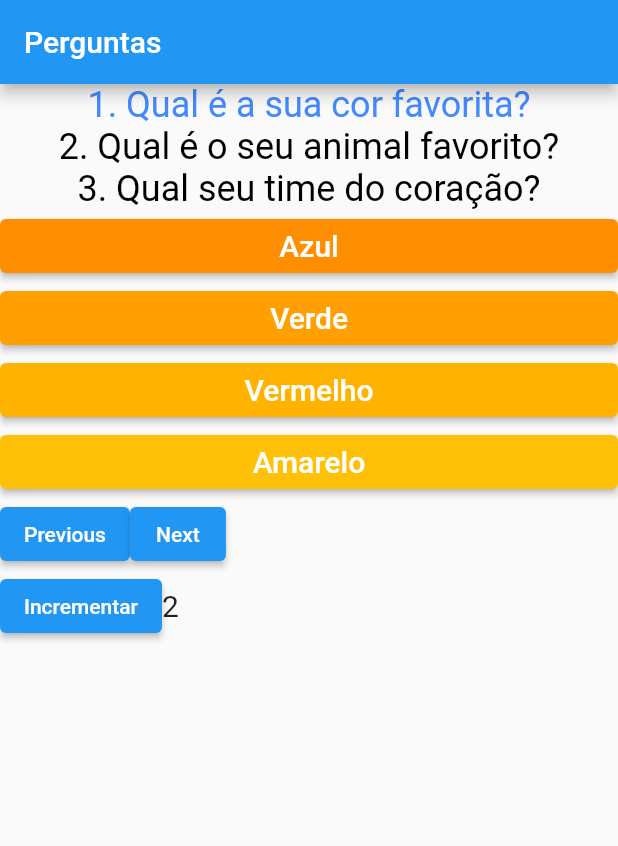
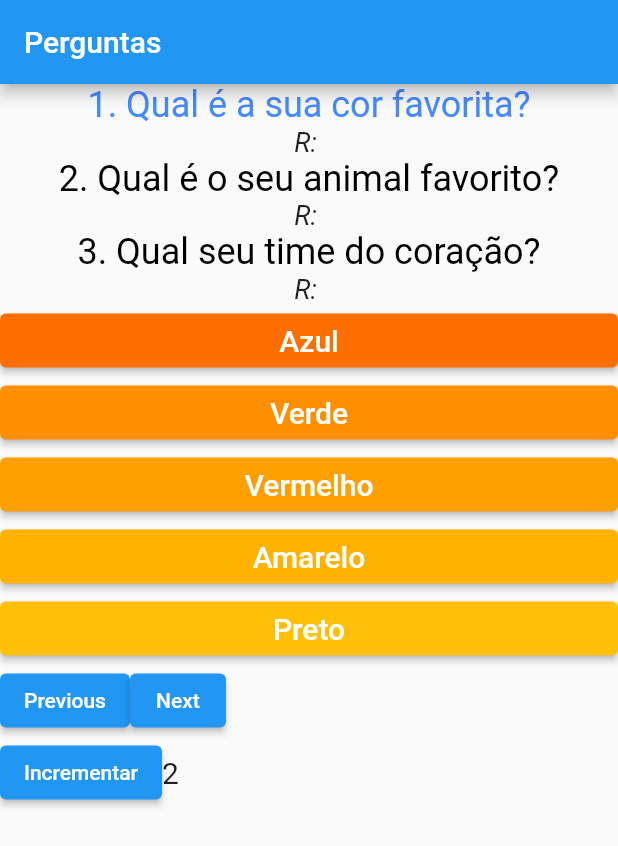
Before and after one commit to gatupi/learning_flutter, a Flutter app: the screen it shows after launch, after a tap on "Previous", after a tap on "Next", after a tap on "Incrementar", on a phone screen of 412 x 824 dp. Shown: the top 846 px of the screen. Run offline on Flutter 3.47's test engine with Material 2 defaults, Android fonts, the phone set to English and light mode, and no system bars.

Commit message:
made some changes

```diff
--- a/lib/main.dart
+++ b/lib/main.dart
@@ -2,75 +2,104 @@ import 'package:flutter/material.dart';
 import './questao.dart';
 
 main() => runApp(PerguntaApp());
+
+class QuestionNavigation extends StatelessWidget {
+
+  final void Function() onNextPressed;
+  final void Function() onPreviousPressed;
+
+  const QuestionNavigation(this.onNextPressed, this.onPreviousPressed, {super.key});
+
+  @override
+  Widget build(BuildContext context) => Row(children: [
+    ElevatedButton(onPressed: onPreviousPressed, child: const Text('Previous')),
+    ElevatedButton(onPressed: onNextPressed, child: const Text('Next'))
+  ]);
+}
+
+class QuestionList extends StatelessWidget {
+
+  final List<Map<String, dynamic>> questions;
+  final int questionIndex;
+
+  const QuestionList(this.questions, {this.questionIndex = 0, super.key});
+
+  int get _lastIndex => questions.length - 1;
+
+  int _adjustIndex(int index) => index >= _lastIndex ? _lastIndex : (index <= 0 ? 0 : index);
+
+  List<Color> _getColorShade() => [
+    Colors.amber.shade900,
+    Colors.amber.shade800,
+    Colors.amber.shade700,
+    Colors.amber.shade600,
+    Colors.amber.shade500
+  ];
+
+  List<Widget> getAnswers(int questionIndex, void Function(int a, int b) onPressed) => (questions[_adjustIndex(questionIndex)]['respostas'] as List<String>).asMap().entries.map((r) =>
+    Container(
+      width: double.infinity,
+      child: ElevatedButton(
+        onPressed: () => onPressed.call(questionIndex, r.key),
+        child: Text(r.value.toString(), style: TextStyle(fontSize: 20),),
+        style: ElevatedButton.styleFrom(backgroundColor: _getColorShade().elementAt(r.key))
+      )
+    )
+  ).toList();
+
+  @override
+  Widget build(BuildContext context) => Column(children: questions.asMap().entries.map((e) => Column(
+    children: [
+      Questao(
+        '${e.key + 1}. ${e.value['texto']}', isSelected: questionIndex == e.key
+      ),
+      Text('R: ${questions[e.key]['selected'] == null ? '' : questions[e.key]['respostas'][questions[e.key]['selected']]}',
+        style: TextStyle(fontStyle: FontStyle.italic, fontSize: 18))
+    ],
+  ),).toList());
+}
 
 class _PerguntaAppState extends State<PerguntaApp> {
 
   final perguntas = [
     {
       'texto': 'Qual é a sua cor favorita?',
-      'respostas': ['Azul', 'Verde', 'Vermelho', 'Amarelo']
+      'respostas': ['Azul', 'Verde', 'Vermelho', 'Amarelo', 'Preto'],
+      'selected': null
     },
     {
       'texto': 'Qual é o seu animal favorito?',
-      'respostas': ['Cachorro', 'Gato', 'Lontra', 'Papagaio']
+      'respostas': ['Cachorro', 'Gato', 'Lontra', 'Papagaio'],
+      'selected': null
     },
     {
       'texto': 'Qual seu time do coração?',
-      'respostas': ['Corinthians', 'Palmeiras', 'São Paulo', 'Santos']
+      'respostas': ['Corinthians', 'Palmeiras', 'São Paulo', 'Santos'],
+      'selected': null
     }
   ];
 
   int count = 0;
   int questionIndex = 0;
+  QuestionList? _questionList;
 
-  void _incrementar() {
+  void setAnswer(int questionIndex, int answerIndex) =>
   setState(() {
+    perguntas[questionIndex]['selected'] = answerIndex;
+  });
+
+  void _incrementar() => setState(() {
     count++;
+    print(perguntas.map((p) => p['selected']).join(', '));
   });
-    print('Count: $count');
-  }
 
-  _printQuestionIndex() => print(questionIndex);
-
-  void next() {
-    setState(() {
+  void next() => setState(() {
     questionIndex = (questionIndex >= perguntas.length - 1 ? 0 : questionIndex + 1);
   });
-    _printQuestionIndex();
-  }
 
-  void previous() {
-    setState(() {
+  void previous() => setState(() {
     questionIndex = (questionIndex <= 0 ? perguntas.length - 1 : questionIndex - 1);
   });
-    _printQuestionIndex();
-  }
-
-List<Questao> _questionList() => perguntas.asMap().entries.map((e) => Questao(
-  '${e.key + 1}. ${e.value['texto']}', isSelected: e.key == questionIndex
-),).toList();
-
-List<Color> _getColorShade() => [
-  Colors.amber.shade800,
-  Colors.amber.shade700,
-  Colors.amber.shade600,
-  Colors.amber.shade500
-];
-
-List<Widget> _answerList(int index) => (perguntas[index]['respostas'] as List<String>).asMap().entries.map((r) =>
-  Container(
-    width: double.infinity,
-    child: ElevatedButton(
-      onPressed: () {},
-      child: Text(r.value.toString(), style: TextStyle(fontSize: 20),),
-      style: ElevatedButton.styleFrom(backgroundColor: _getColorShade().elementAt(r.key))
-    )
-  )).toList();
-
-Widget _questionNavButtons() => Row(children: [
-  ElevatedButton(onPressed: previous, child: Text('Previous')),
-  ElevatedButton(onPressed: next, child: Text('Next'))
-]);
 
 Widget _incrementWidget() => Row(children: [
   ElevatedButton(onPressed: _incrementar, child: Text('Incrementar')),
@@ -86,9 +115,9 @@ Widget _incrementWidget() => Row(children: [
           title: Text('Perguntas'),
         ),
         body: Column(children: <Widget>[
-          ..._questionList(),
-          ..._answerList(questionIndex),
-          _questionNavButtons(),
+          (_questionList = QuestionList(perguntas, questionIndex: questionIndex)),
+          ..._questionList!.getAnswers(questionIndex, (q, a) => setState(() => perguntas[q]['selected'] = a)),
+          QuestionNavigation(next, previous),
           _incrementWidget()
         ])
       )
```
Lines whose indentation alone changed are shown as unchanged.
